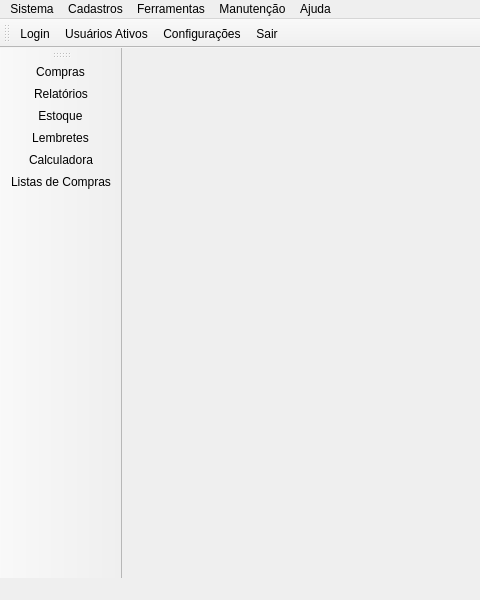
Qt form mainwindow.ui (leidensj/BKVale) before a commit; both pictures show x 0 to 480 and y 0 to 600 of the 1000 by 600 pixel window.
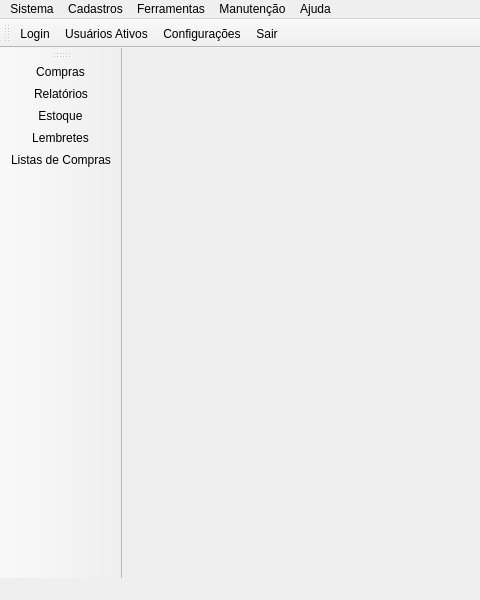
The same form after that commit. Icons and pictures are not drawn.

What changed in the file:
```diff
--- a/mainwindow.ui
+++ b/mainwindow.ui
@@ -69,7 +69,6 @@
    <addaction name="actionReports"/>
    <addaction name="actionInventory"/>
    <addaction name="actionReminders"/>
-   <addaction name="actionCalculator"/>
    <addaction name="actionShoppingList"/>
   </widget>
   <widget class="QMenuBar" name="menuBar">
```
Left out of the diff: 14 changed lines with no effect on the pictures.
